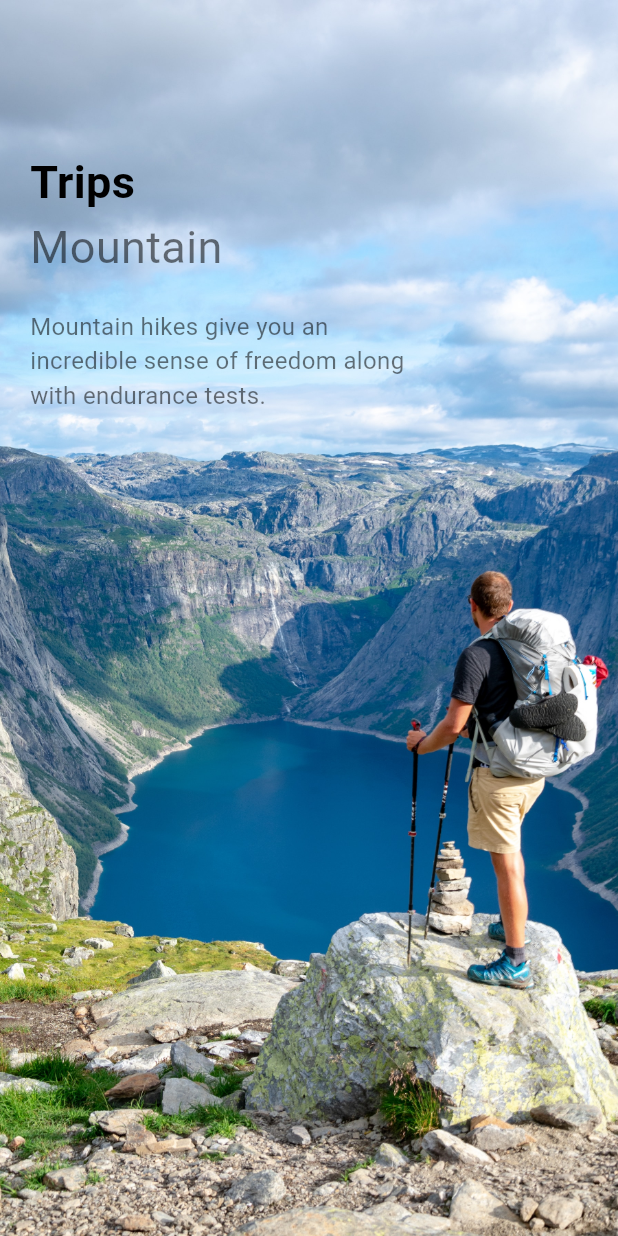
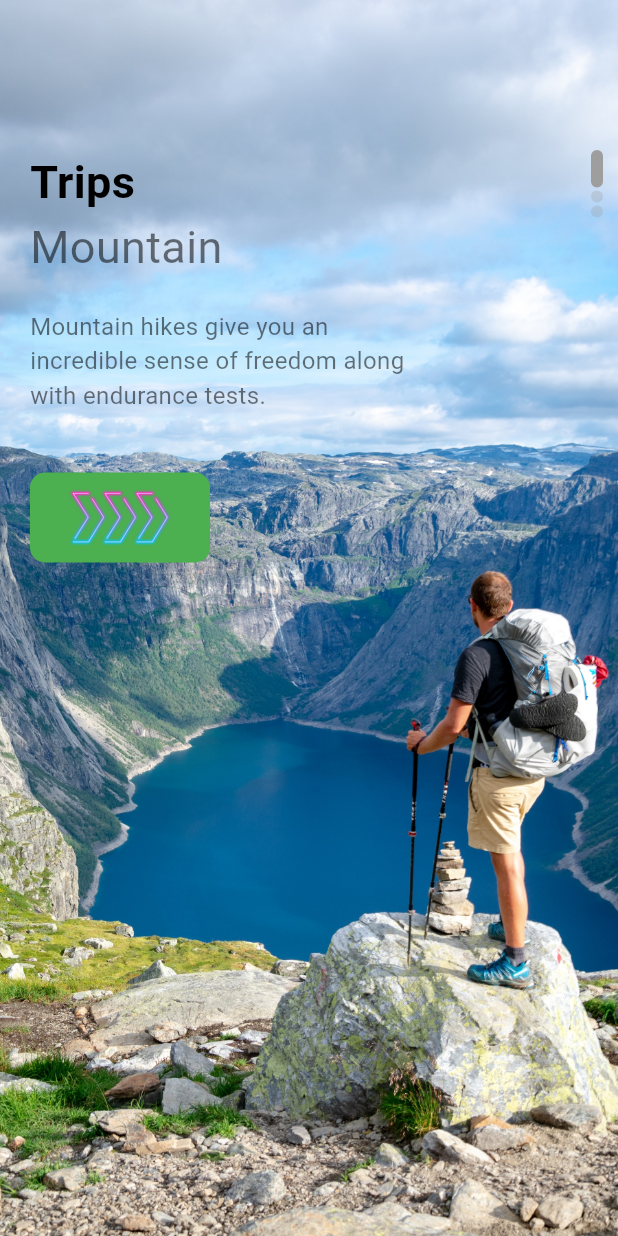
Before and after one commit to ASHAN2021/travel_app, a Flutter app: the screen it shows after launch, on a phone screen of 412 x 824 dp. Run offline on Flutter 3.47's test engine with Material 3 defaults, Android fonts, the phone set to English and light mode, and no system bars.

Commit message:
welcome page done

```diff
--- a/travel_app/lib/pages/welcome_page.dart
+++ b/travel_app/lib/pages/welcome_page.dart
@@ -1,6 +1,7 @@
 import 'package:flutter/material.dart';
 import 'package:travel_app/widgets/app_large_text.dart';
 import 'package:travel_app/widgets/app_text.dart';
+import 'package:travel_app/widgets/responsive_button.dart';
 
 class Welcomepage extends StatefulWidget {
   const Welcomepage({super.key});
@@ -29,6 +30,7 @@ class _WelcomepageState extends State<Welcomepage> {
               child: Container(
                 margin: const EdgeInsets.only(top: 100, left: 20, right: 10),
                 child: Row(
+                  mainAxisAlignment: MainAxisAlignment.spaceBetween,
                   children: [
                     Column(
                       crossAxisAlignment: CrossAxisAlignment.start,
@@ -47,7 +49,28 @@ class _WelcomepageState extends State<Welcomepage> {
                               text:
                                   "Mountain hikes give you an incredible sense of freedom along with endurance tests.  "),
                         ),
+                        SizedBox(
+                          height: 40,
+                        ),
+                        Responsivebutton(
+                          width: 120,
+                        ),
                       ],
+                    ),
+                    Column(
+                      children: List.generate(3, (indexDots) {
+                        return Container(
+                          margin: EdgeInsets.only(bottom: 2),
+                          width: 8,
+                          height: index == indexDots ? 25 : 8,
+                          decoration: BoxDecoration(
+                            borderRadius: BorderRadius.circular(8),
+                            color: index == indexDots
+                                ? Colors.grey
+                                : Colors.grey.withOpacity(0.3),
+                          ),
+                        );
+                      }),
                     ),
                   ],
                 ),
--- /dev/null
+++ b/travel_app/lib/widgets/responsive_button.dart
@@ -0,0 +1,23 @@
+import 'package:flutter/material.dart';
+
+class Responsivebutton extends StatelessWidget {
+  bool? isresponsive;
+  double? width;
+  Responsivebutton({super.key, this.width, this.isresponsive = false});
+
+  @override
+  Widget build(BuildContext context) {
+    return Container(
+      width: width,
+      height: 60,
+      decoration: BoxDecoration(
+        borderRadius: BorderRadius.circular(10),
+        color: Colors.green,
+      ),
+      child: Row(
+        mainAxisAlignment: MainAxisAlignment.center,
+        children: [Image.asset("img/button_two.png")],
+      ),
+    );
+  }
+}
```
Also changed, not shown: travel_app/img/button_one.png (added), travel_app/img/button_two.png (added).
